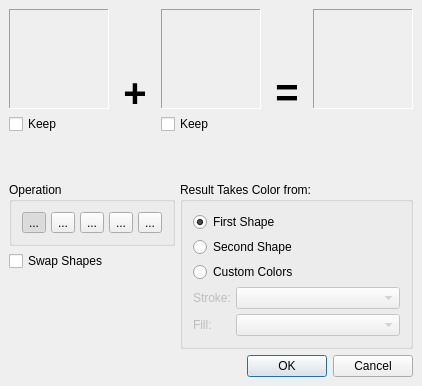
First picture: the form in scribus/plugins/tools/pathfinder/pathfinderbase.ui, repository scribusproject/scribus, before the edit.
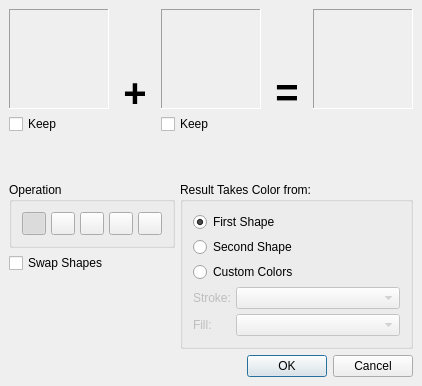
Second picture: the form after the edit. Custom widgets are drawn as their Qt base class.

The edit to the form file:
```diff
--- a/scribus/plugins/tools/pathfinder/pathfinderbase.ui
+++ b/scribus/plugins/tools/pathfinder/pathfinderbase.ui
@@ -303,9 +303,6 @@
             <property name="toolTip">
              <string>Unites the shapes</string>
             </property>
-            <property name="text">
-             <string>...</string>
-            </property>
             <property name="checkable">
              <bool>true</bool>
             </property>
@@ -322,9 +319,6 @@
             <property name="toolTip">
              <string>Subtracts the second shape from the first shape</string>
             </property>
-            <property name="text">
-             <string>...</string>
-            </property>
             <property name="checkable">
              <bool>true</bool>
             </property>
@@ -338,9 +332,6 @@
             <property name="toolTip">
              <string>Intersection of the shapes</string>
             </property>
-            <property name="text">
-             <string>...</string>
-            </property>
             <property name="checkable">
              <bool>true</bool>
             </property>
@@ -354,9 +345,6 @@
             <property name="toolTip">
              <string>Result is the area where the two shapes do not intersect</string>
             </property>
-            <property name="text">
-             <string>...</string>
-            </property>
             <property name="checkable">
              <bool>true</bool>
             </property>
@@ -371,9 +359,6 @@
              <string>Break apart,
 The result is a combination of &quot;Intersection&quot; and &quot;Exclusion&quot;</string>
             </property>
-            <property name="text">
-             <string>...</string>
-            </property>
             <property name="checkable">
              <bool>true</bool>
             </property>
```
